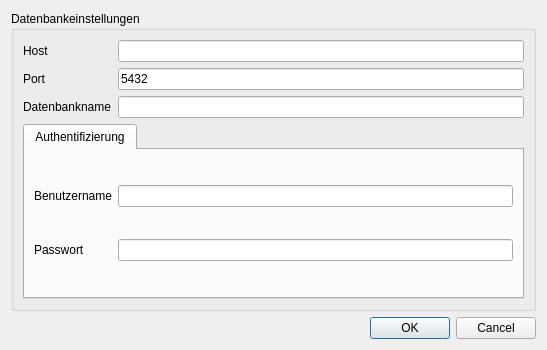
This is PostNAS_ConfDialogBase.ui in Kreis-Unna/PostNAS_Search as Qt 5 draws it before an edit. The edited form follows.
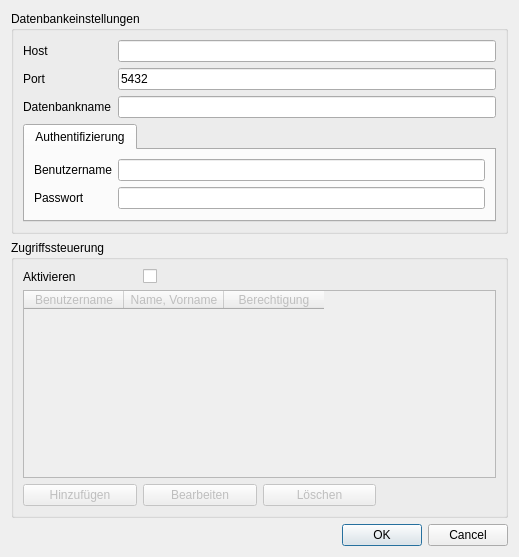
This is the edited form.

```diff
--- a/PostNAS_ConfDialogBase.ui
+++ b/PostNAS_ConfDialogBase.ui
@@ -9,8 +9,8 @@
    <rect>
     <x>0</x>
     <y>0</y>
-    <width>547</width>
-    <height>350</height>
+    <width>519</width>
+    <height>557</height>
    </rect>
   </property>
   <property name="sizePolicy">
@@ -28,31 +28,28 @@
   <property name="windowTitle">
    <string>PostNAS-Suche</string>
   </property>
-  <layout class="QGridLayout" name="gridLayout_2">
-   <item row="0" column="0">
-    <widget class="QGroupBox" name="groupBox">
+  <layout class="QVBoxLayout" name="verticalLayout">
+   <item>
+    <widget class="QGroupBox" name="groupBox_2">
      <property name="title">
       <string>Datenbankeinstellungen</string>
      </property>
-     <layout class="QGridLayout" name="gridLayout">
+     <layout class="QGridLayout" name="gridLayout_2">
       <item row="3" column="0" colspan="2">
        <widget class="QTabWidget" name="tabWidget">
         <property name="currentIndex">
          <number>0</number>
         </property>
-        <widget class="QWidget" name="auth">
+        <widget class="QWidget" name="auth_2">
          <attribute name="title">
           <string>Authentifizierung</string>
          </attribute>
-         <layout class="QGridLayout" name="gridLayout_5">
+         <layout class="QGridLayout" name="gridLayout_6">
           <item row="0" column="0">
-           <widget class="QLabel" name="label_4">
+           <widget class="QLabel" name="label_6">
             <property name="text">
              <string>Benutzername</string>
             </property>
-            <property name="buddy">
-             <cstring>leUID</cstring>
-            </property>
            </widget>
           </item>
           <item row="0" column="1">
@@ -63,13 +60,10 @@
            </widget>
           </item>
           <item row="1" column="0">
-           <widget class="QLabel" name="label_5">
+           <widget class="QLabel" name="label_9">
             <property name="text">
              <string>Passwort</string>
             </property>
-            <property name="buddy">
-             <cstring>lePWD</cstring>
-            </property>
            </widget>
           </item>
           <item row="1" column="1">
@@ -86,6 +80,13 @@
         </widget>
        </widget>
       </item>
+      <item row="2" column="0">
+       <widget class="QLabel" name="label_2">
+        <property name="text">
+         <string>Datenbankname</string>
+        </property>
+       </widget>
+      </item>
       <item row="1" column="1">
        <widget class="QLineEdit" name="lePORT">
         <property name="inputMask">
@@ -96,27 +97,21 @@
         </property>
        </widget>
       </item>
+      <item row="0" column="0">
+       <widget class="QLabel" name="label_11">
+        <property name="text">
+         <string>Host</string>
+        </property>
+       </widget>
+      </item>
       <item row="2" column="1">
        <widget class="QLineEdit" name="leDBNAME"/>
       </item>
-      <item row="2" column="0">
-       <widget class="QLabel" name="label">
-        <property name="text">
-         <string>Datenbankname</string>
-        </property>
-        <property name="buddy">
-         <cstring>leDBNAME</cstring>
-        </property>
-       </widget>
-      </item>
       <item row="1" column="0">
-       <widget class="QLabel" name="label_8">
+       <widget class="QLabel" name="label_10">
         <property name="text">
          <string>Port</string>
         </property>
-        <property name="buddy">
-         <cstring>lePORT</cstring>
-        </property>
        </widget>
       </item>
       <item row="0" column="1">
@@ -126,27 +121,109 @@
         </property>
        </widget>
       </item>
+     </layout>
+    </widget>
+   </item>
+   <item>
+    <widget class="QGroupBox" name="groupBox">
+     <property name="title">
+      <string>Zugriffssteuerung</string>
+     </property>
+     <layout class="QGridLayout" name="gridLayout">
+      <item row="3" column="0" colspan="4">
+       <widget class="QTableWidget" name="userTable">
+        <property name="enabled">
+         <bool>false</bool>
+        </property>
+        <property name="editTriggers">
+         <set>QAbstractItemView::NoEditTriggers</set>
+        </property>
+        <property name="selectionMode">
+         <enum>QAbstractItemView::SingleSelection</enum>
+        </property>
+        <property name="selectionBehavior">
+         <enum>QAbstractItemView::SelectRows</enum>
+        </property>
+        <property name="sortingEnabled">
+         <bool>true</bool>
+        </property>
+        <attribute name="horizontalHeaderHighlightSections">
+         <bool>false</bool>
+        </attribute>
+        <attribute name="verticalHeaderHighlightSections">
+         <bool>false</bool>
+        </attribute>
+        <column>
+         <property name="text">
+          <string>Benutzername</string>
+         </property>
+        </column>
+        <column>
+         <property name="text">
+          <string>Name, Vorname</string>
+         </property>
+        </column>
+        <column>
+         <property name="text">
+          <string>Berechtigung</string>
+         </property>
+        </column>
+       </widget>
+      </item>
+      <item row="4" column="0">
+       <widget class="QPushButton" name="accessControlButtonAdd">
+        <property name="enabled">
+         <bool>false</bool>
+        </property>
+        <property name="text">
+         <string>Hinzufügen</string>
+        </property>
+       </widget>
+      </item>
+      <item row="4" column="1">
+       <widget class="QPushButton" name="accessControlButtonEdit">
+        <property name="enabled">
+         <bool>false</bool>
+        </property>
+        <property name="text">
+         <string>Bearbeiten</string>
+        </property>
+       </widget>
+      </item>
+      <item row="4" column="2">
+       <widget class="QPushButton" name="accessControlButtonDelete">
+        <property name="enabled">
+         <bool>false</bool>
+        </property>
+        <property name="text">
+         <string>Löschen</string>
+        </property>
+       </widget>
+      </item>
       <item row="0" column="0">
        <widget class="QLabel" name="label_7">
+        <property name="sizePolicy">
+         <sizepolicy hsizetype="Minimum" vsizetype="Minimum">
+          <horstretch>0</horstretch>
+          <verstretch>0</verstretch>
+         </sizepolicy>
+        </property>
         <property name="text">
-         <string>Host</string>
+         <string>Aktivieren</string>
         </property>
-        <property name="buddy">
-         <cstring>leHOST</cstring>
+       </widget>
+      </item>
+      <item row="0" column="1" colspan="3">
+       <widget class="QCheckBox" name="checkBox">
+        <property name="text">
+         <string/>
         </property>
        </widget>
       </item>
      </layout>
-     <zorder>label_8</zorder>
-     <zorder>lePORT</zorder>
-     <zorder>label_7</zorder>
-     <zorder>leHOST</zorder>
-     <zorder>leDBNAME</zorder>
-     <zorder>label</zorder>
-     <zorder>tabWidget</zorder>
     </widget>
    </item>
-   <item row="1" column="0">
+   <item>
     <widget class="QDialogButtonBox" name="buttonBox">
      <property name="sizePolicy">
       <sizepolicy hsizetype="Expanding" vsizetype="Preferred">
```
Left out of the diff: 3 changed lines with no effect on the pictures.
